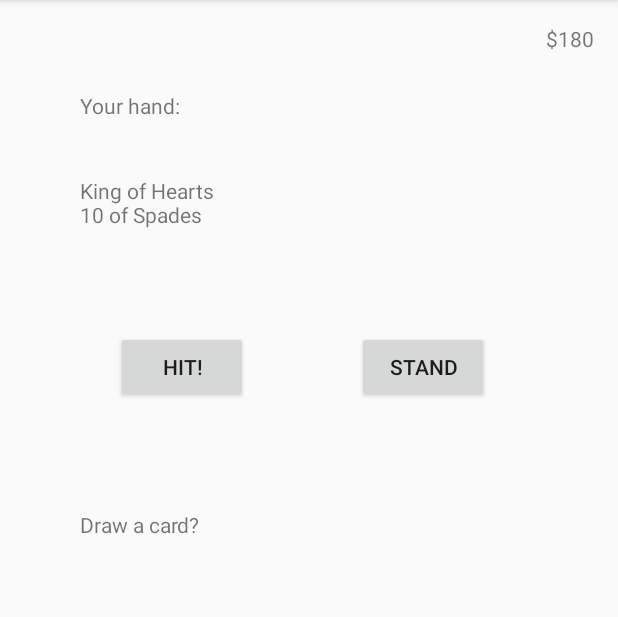
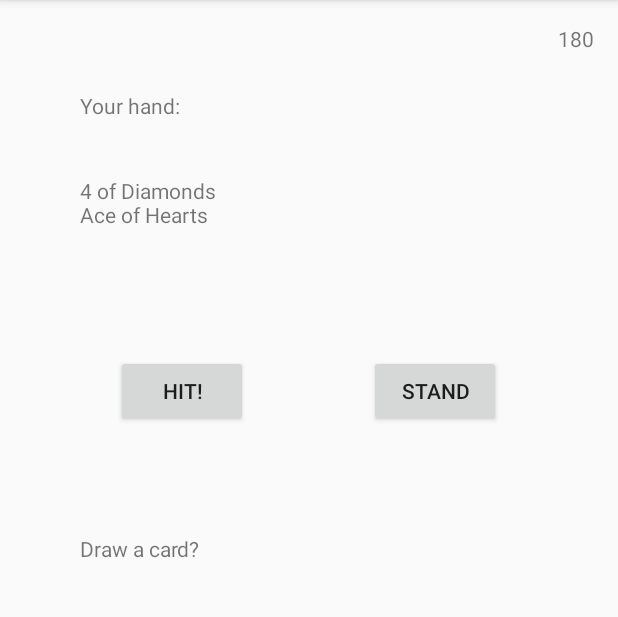
Before and after one commit to jasonngor/Blackjack-App, an Android app: the screen it shows after launch (Gameplay), after a tap on "BET!", on a phone screen of 412 x 824 dp, the part 84-701 px from its top. Run offline under Robolectric (Android 15) with nearby library versions, the phone set to English and light mode, and no system bars.

Commit message:
Adds card, deck functionality

```diff
--- /dev/null
+++ b/app/src/main/java/com/jasonngor/blackjack/Card.java
@@ -0,0 +1,77 @@
+package com.jasonngor.blackjack;
+
+/**
+ * Created by Jason Ngor on 1/23/2017.
+ */
+
+enum Suit {
+    CLUBS("Clubs"),
+    DIAMONDS("Diamonds"),
+    HEARTS("Hearts"),
+    SPADES("Spades");
+
+    private final String suit;
+
+    Suit(String suit) {
+        this.suit = suit;
+    }
+
+    @Override
+    public String toString() {
+        return suit;
+    }
+}
+
+enum Rank {
+    ACE("Ace"),
+    Two("2"),
+    Three("3"),
+    Four("4"),
+    Five("5"),
+    Six("6"),
+    Seven("7"),
+    Eight("8"),
+    Nine("9"),
+    Ten("10"),
+    Jack("Jack"),
+    Queen("Queen"),
+    King("King");
+
+    private final String rank;
+
+    Rank(String rank) {
+        this.rank = rank;
+    }
+
+    @Override
+    public String toString() {
+        return rank;
+    }
+}
+
+public class Card implements Comparable<Card> {
+    private int suit;
+    private int rank;
+
+    public Card(int suit, int rank) {
+        this.suit = suit;
+        this.rank = rank;
+    }
+
+    public Card() {
+        this(0, 0);
+    }
+
+    @Override
+    public String toString() {
+        return Rank.values()[rank] + " of " + Suit.values()[suit];
+    }
+
+    @Override
+    public int compareTo(Card o) {
+        if (this.rank == o.rank) {
+            return this.suit - o.suit;
+        }
+        return this.rank - o.rank;
+    }
+}
--- /dev/null
+++ b/app/src/main/java/com/jasonngor/blackjack/Deck.java
@@ -0,0 +1,61 @@
+package com.jasonngor.blackjack;
+
+import java.util.ArrayList;
+import java.util.Collections;
+import java.util.Iterator;
+
+/**
+ * Created by Jason Ngor on 1/24/2017.
+ */
+
+public class Deck implements Iterable<Card>{
+    private ArrayList<Card> cards;
+
+    public Deck() {
+        cards = new ArrayList<>();
+    }
+
+    @Override
+    public String toString() {
+        String s = "";
+        for (Card card:cards) {
+            s += card;
+            s += "\n";
+        }
+        return s;
+    }
+
+    public void newDeck() {
+        for (int i = 0; i < 4; i++) {
+            for (int j = 0; j < 13; j++) {
+                Card card = new Card(i, j);
+                cards.add(card);
+            }
+        }
+    }
+    public Card popCard() {
+        Card card = cards.remove(cards.size() - 1);
+        return card;
+    }
+
+    public void addCard(Card card) {
+        cards.add(card);
+    }
+
+    public void shuffle() {
+        Collections.shuffle(cards);
+    }
+
+    public void sort() {
+        Collections.sort(cards);
+    }
+
+    public int size() {
+        return cards.size();
+    }
+
+    @Override
+    public Iterator<Card> iterator() {
+        return cards.iterator();
+    }
+}
--- a/app/src/main/java/com/jasonngor/blackjack/Gameplay.java
+++ b/app/src/main/java/com/jasonngor/blackjack/Gameplay.java
@@ -1,13 +1,68 @@
 package com.jasonngor.blackjack;
 
+import android.app.AlertDialog;
+import android.content.Context;
+import android.content.DialogInterface;
+import android.content.SharedPreferences;
 import android.support.v7.app.AppCompatActivity;
 import android.os.Bundle;
+import android.util.Log;
+import android.view.View;
+import android.widget.TextView;
 
 public class Gameplay extends AppCompatActivity {
+    private SharedPreferences sharedPref;
+    private TextView txtCash;
+    private TextView txtHand;
+    private Deck hand;
+    private Deck deck;
 
     @Override
     protected void onCreate(Bundle savedInstanceState) {
         super.onCreate(savedInstanceState);
         setContentView(R.layout.activity_gameplay);
+        sharedPref = this.getSharedPreferences(getString(R.string.preference_file_key), Context.MODE_PRIVATE);
+        txtCash = (TextView) findViewById(R.id.txtCash);
+        txtCash.setText("" + sharedPref.getInt(getString(R.string.cash), 0));
+        txtHand = (TextView) findViewById(R.id.txtHand);
+
+
+
+        // handles the game logic
+        deck = new Deck();
+        deck.newDeck();
+        deck.shuffle();
+
+        hand = new Deck();
+        hand.addCard(deck.popCard());
+        hand.addCard(deck.popCard());
+        updateHand();
+
     }
+    // updates txtHand
+    public void updateHand() {
+        String s = "";
+        for (Card card:hand) {
+            s += card.toString() + "\n";
+        }
+        txtHand.setText(s);
+    }
+    // method to be called when the hit button is pressed
+    public void hit(View view) {
+        if (hand.size() < 5) {
+            hand.addCard(deck.popCard());
+            updateHand();
+        } else {
+            AlertDialog.Builder builder = new AlertDialog.Builder(this);
+            builder.setMessage(R.string.full_hand_message)
+                    .setPositiveButton(R.string.ok, new DialogInterface.OnClickListener() {
+                        @Override
+                        public void onClick(DialogInterface dialog, int which) {
+
+                        }
+                    })
+                    .show();
+        }
+    }
+
 }
--- a/app/src/main/java/com/jasonngor/blackjack/MainActivity.java
+++ b/app/src/main/java/com/jasonngor/blackjack/MainActivity.java
@@ -17,6 +17,9 @@
     private SeekBar seekBar;
     private EditText editBet;
     private Button btnBet;
+    private SharedPreferences sharedPref;
+    private SharedPreferences.Editor editor;
+    private int startingCash = 200;
 
     @Override
     protected void onCreate(Bundle savedInstanceState) {
@@ -27,7 +30,10 @@
         editBet = (EditText) findViewById(R.id.editBet);
         btnBet = (Button) findViewById(R.id.btnBet);
 
-        SharedPreferences sharedPref = this.getSharedPreferences(getString(R.string.preference_file_key), Context.MODE_PRIVATE);
+        sharedPref = this.getSharedPreferences(getString(R.string.preference_file_key), Context.MODE_PRIVATE);
+        editor = sharedPref.edit();
+        editor.putInt(getString(R.string.cash), startingCash);
+        editor.commit();
 
         seekBar.setOnSeekBarChangeListener(new SeekBar.OnSeekBarChangeListener() {
             @Override
@@ -87,8 +93,12 @@
     }
 
     public void startGame(View view) {
+        int currentBet = Integer.parseInt(editBet.getText().toString());
+        int cash = sharedPref.getInt(getString(R.string.cash), 0);
+        editor.putInt(getString(R.string.current_bet), currentBet);
+        editor.putInt(getString(R.string.cash), cash - currentBet);
+        editor.commit();
         Intent intent = new Intent(this, Gameplay.class);
-        intent.putExtra(userBet, Integer.parseInt(editBet.getText().toString()));
         this.startActivity(intent);
     }
 
--- a/app/src/main/res/layout/activity_gameplay.xml
+++ b/app/src/main/res/layout/activity_gameplay.xml
@@ -55,7 +55,8 @@
         android:layout_marginStart="24dp"
         android:layout_marginTop="68dp"
         android:layout_below="@+id/txtHand"
-        android:layout_alignStart="@+id/txtHand" />
+        android:layout_alignStart="@+id/txtHand"
+        android:onClick="hit"/>
 
     <TextView
         android:text="Draw a card?"
--- a/app/src/main/res/values/strings.xml
+++ b/app/src/main/res/values/strings.xml
@@ -1,4 +1,8 @@
 <resources>
     <string name="app_name">Blackjack</string>
     <string name="preference_file_key">sharedData</string>
+    <string name="current_bet">currentBet</string>
+    <string name="cash">cash</string>
+    <string name="full_hand_message">You already have 5 cards in your hand!</string>
+    <string name="ok">OK</string>
 </resources>
```
